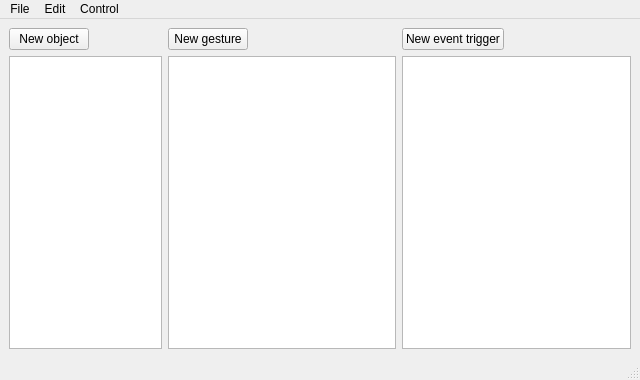
Qt form src/MainWindow.ui (uiii/GeconPC) before a commit.
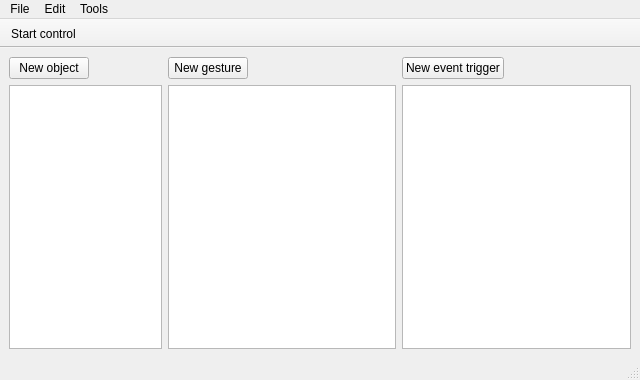
The same form after that commit.

Diff of the .ui file:
```diff
--- a/src/MainWindow.ui
+++ b/src/MainWindow.ui
@@ -162,7 +162,7 @@
      <x>0</x>
      <y>0</y>
      <width>640</width>
-     <height>21</height>
+     <height>19</height>
     </rect>
    </property>
    <widget class="QMenu" name="menuSoubor">
@@ -179,7 +179,7 @@
    </widget>
    <widget class="QMenu" name="menuControl">
     <property name="title">
-     <string>Control</string>
+     <string>Tools</string>
     </property>
     <addaction name="actionTest"/>
    </widget>
@@ -188,6 +188,30 @@
    <addaction name="menuControl"/>
   </widget>
   <widget class="QStatusBar" name="statusbar"/>
+  <widget class="QToolBar" name="toolBar">
+   <property name="windowTitle">
+    <string>toolBar</string>
+   </property>
+   <property name="movable">
+    <bool>false</bool>
+   </property>
+   <property name="iconSize">
+    <size>
+     <width>24</width>
+     <height>24</height>
+    </size>
+   </property>
+   <property name="floatable">
+    <bool>true</bool>
+   </property>
+   <attribute name="toolBarArea">
+    <enum>TopToolBarArea</enum>
+   </attribute>
+   <attribute name="toolBarBreak">
+    <bool>false</bool>
+   </attribute>
+   <addaction name="actionStart_control"/>
+  </widget>
   <action name="actionSettings">
    <property name="text">
     <string>Settings</string>
@@ -203,7 +227,15 @@
   </action>
   <action name="actionTest">
    <property name="text">
-    <string>Test</string>
+    <string>Test control</string>
+   </property>
+  </action>
+  <action name="actionStart_control">
+   <property name="checkable">
+    <bool>true</bool>
+   </property>
+   <property name="text">
+    <string>Start control</string>
    </property>
   </action>
  </widget>
```
Left out of the diff: 2 changed lines with no effect on the pictures.
